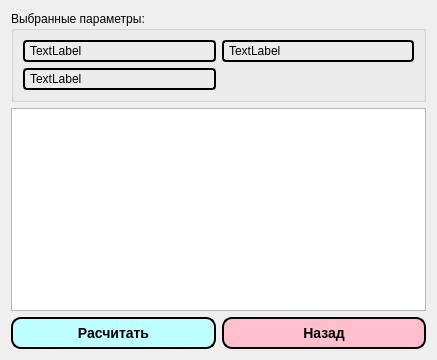
First picture: the form in prepare.ui, repository gunmaden/IS-AOOZ, before the edit.
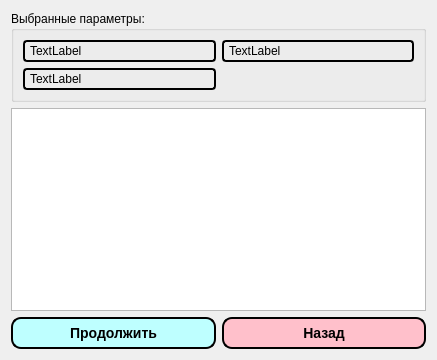
Second picture: the form after the edit. Icons and pictures are not drawn.

Diff of the .ui file:
```diff
--- a/prepare.ui
+++ b/prepare.ui
@@ -80,7 +80,7 @@
  }</string>
        </property>
        <property name="text">
-        <string>Расчитать</string>
+        <string>Продолжить</string>
        </property>
       </widget>
      </item>
```
